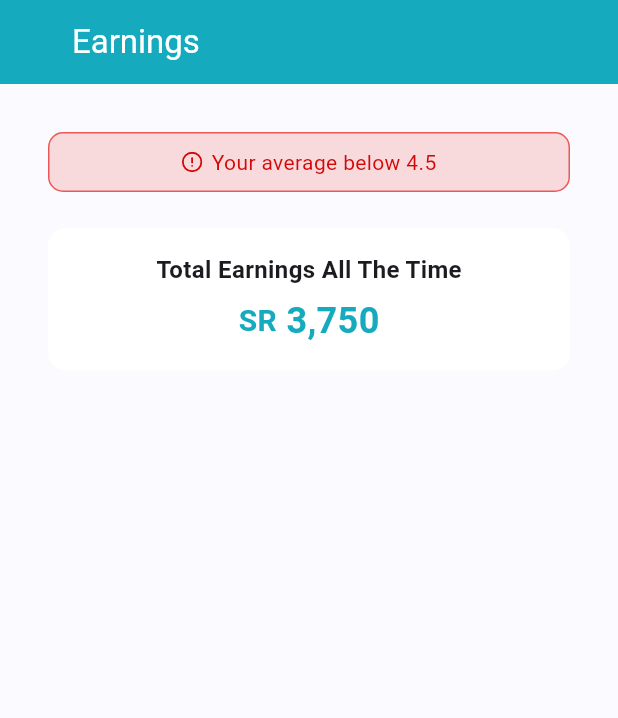
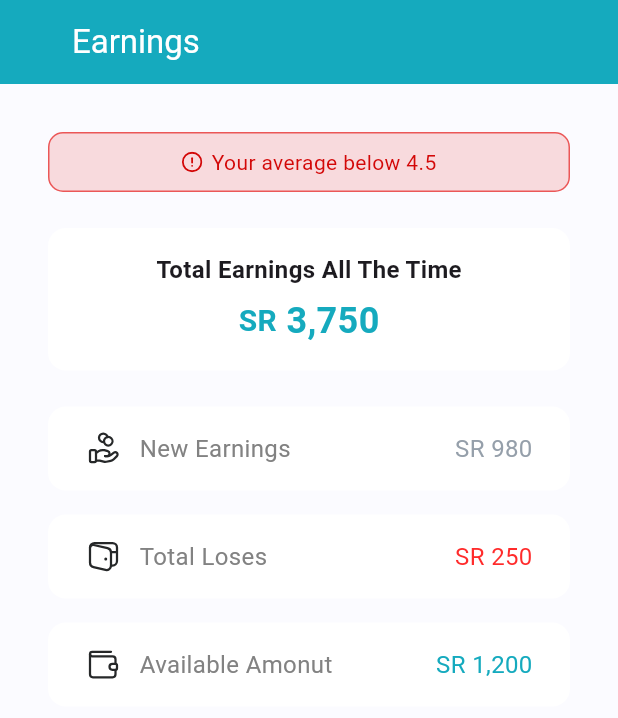
Before and after one commit to FlipKing037/earnings, a Flutter app: the screen it shows after launch, on a phone screen of 412 x 824 dp. Shown: the top 718 px of the screen. Run offline on Flutter 3.47's test engine with Material 3 defaults, Android fonts, the phone set to English and light mode, and no system bars; our stand-ins replace flutter_svg.

Commit message:
Cread Card and Cards and Add to Earning Time Widget

```diff
--- /dev/null
+++ b/lib/widgets/card.dart
@@ -0,0 +1,53 @@
+import 'package:flutter/material.dart';
+import 'package:flutter_svg/flutter_svg.dart';
+
+class CardWidget extends StatelessWidget {
+  const CardWidget(
+      {super.key,
+      required this.image,
+      required this.text,
+      required this.mony,
+      this.monyColor});
+
+  final String image;
+  final String text;
+  final String mony;
+  final Color? monyColor;
+
+  @override
+  Widget build(BuildContext context) {
+    return Container(
+      width: double.infinity,
+      decoration: BoxDecoration(
+        color: Colors.white,
+        borderRadius: BorderRadius.circular(12),
+      ),
+      child: Padding(
+        padding: const EdgeInsets.symmetric(horizontal: 25, vertical: 16),
+        child: Row(
+          children: [
+            SvgPicture.asset(
+              image,
+            ),
+            const SizedBox(
+              width: 12,
+            ),
+            Text(
+              text,
+              style: const TextStyle(
+                  color: Color(
+                    0xff828282,
+                  ),
+                  fontSize: 16),
+            ),
+            const Spacer(),
+            Text(
+              mony,
+              style: TextStyle(color: monyColor, fontSize: 16),
+            ),
+          ],
+        ),
+      ),
+    );
+  }
+}
--- /dev/null
+++ b/lib/widgets/cards.dart
@@ -0,0 +1,38 @@
+import 'package:earnings/widgets/card.dart';
+import 'package:flutter/material.dart';
+
+class Cards extends StatelessWidget {
+  const Cards({super.key});
+
+  @override
+  Widget build(BuildContext context) {
+    return const Column(
+      children: [
+        CardWidget(
+          image: 'assets/icons/group.svg',
+          text: 'New Earnings',
+          mony: 'SR 980',
+          monyColor: Color(0xff959FAA),
+        ),
+        SizedBox(
+          height: 16,
+        ),
+        CardWidget(
+          image: 'assets/icons/Wallet.svg',
+          text: 'Total Loses',
+          mony: 'SR 250',
+          monyColor: Color(0xffFF2B2B),
+        ),
+        SizedBox(
+          height: 16,
+        ),
+        CardWidget(
+          image: 'assets/icons/Wallet2.svg',
+          text: 'Available Amonut',
+          mony: 'SR 1,200',
+          monyColor: Color(0xff15AABE),
+        ),
+      ],
+    );
+  }
+}
--- a/lib/widgets/earning_time.dart
+++ b/lib/widgets/earning_time.dart
@@ -1,4 +1,5 @@
 import 'package:earnings/widgets/average.dart';
+import 'package:earnings/widgets/cards.dart';
 import 'package:earnings/widgets/total_earnings.dart';
 import 'package:flutter/material.dart';
 
@@ -16,7 +17,11 @@ class EarningTimeWidget extends StatelessWidget {
             SizedBox(
               height: 24,
             ),
-            TotalEarnings()
+            TotalEarnings(),
+            SizedBox(
+              height: 24,
+            ),
+            Cards()
           ],
         ),
       ),
--- a/lib/widgets/total_earnings.dart
+++ b/lib/widgets/total_earnings.dart
@@ -12,7 +12,7 @@ class TotalEarnings extends StatelessWidget {
         borderRadius: BorderRadius.circular(12),
       ),
       child: const Padding(
-        padding: const EdgeInsets.all(16),
+        padding: EdgeInsets.all(16),
         child: Column(
           children: [
             Text(
--- a/pubspec.yaml
+++ b/pubspec.yaml
@@ -61,7 +61,7 @@ flutter:
 
   # To add assets to your application, add an assets section, like this:
   assets:
-    - assets/icons/danger_circle.svg
+    - assets/icons/
   #   - images/a_dot_ham.jpeg
 
   # An image asset can refer to one or more resolution-specific "variants", see
```
Also changed, not shown: assets/icons/Wallet.svg (added), assets/icons/Wallet2.svg (added), assets/icons/group.svg (added).
